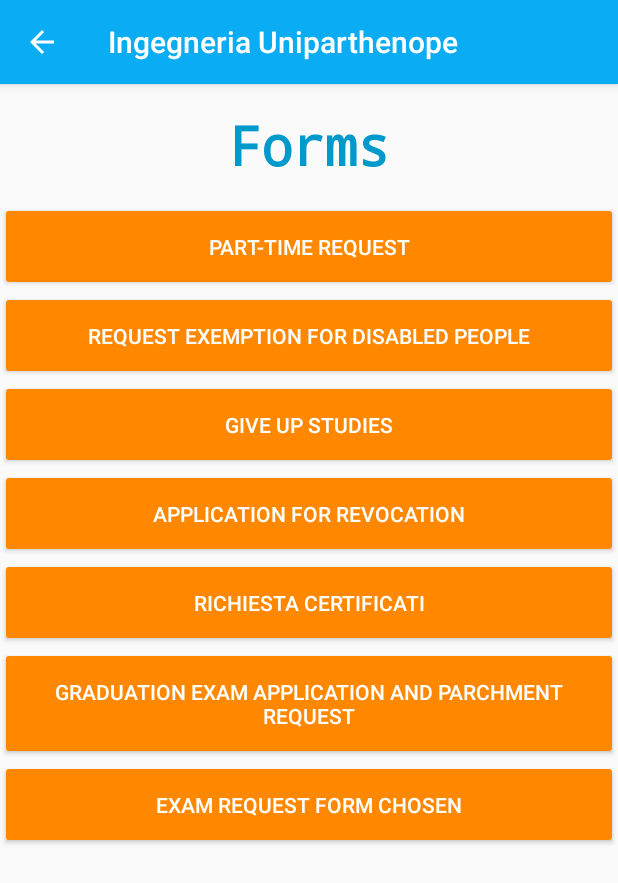
After one commit to Tianhar/IngegneriaUniparthenope, an Android app: the ModulisticaActivity screen opened directly, with no data from a screen before it, on a phone screen of 412 x 824 dp. The commit adds this screen. Shown: the top 883 px of the screen. Run offline under Robolectric (Android 15) with nearby library versions, the phone set to English and light mode, and no system bars.

Commit message:
E' stata fatta una nuova activity sulla modulistica

```diff
--- a/app/src/main/java/com/example/simon/ingegneriauniparthenope/MainActivity.java
+++ b/app/src/main/java/com/example/simon/ingegneriauniparthenope/MainActivity.java
@@ -41,6 +41,8 @@
         Button bottoneLessons = (Button) findViewById(R.id.buttonThree);
         Button bottoneUtiliy = (Button) findViewById(R.id.buttonFour);
         Button bottoneTech = (Button) findViewById(R.id.buttonFive);
+        Button bottoneMod = (Button) findViewById(R.id.buttonSix);
+
 
         if (checkConnectivity() == 1) {
             //do something
@@ -92,6 +94,13 @@
             @Override
             public void onClick(View v) {
                 startActivity(new Intent(MainActivity.this, TechActivity.class));
+            }
+        });
+
+        bottoneMod.setOnClickListener(new View.OnClickListener() {
+            @Override
+            public void onClick(View v) {
+                startActivity(new Intent(MainActivity.this, ModulisticaActivity.class));
             }
         });
 
--- /dev/null
+++ b/app/src/main/java/com/example/simon/ingegneriauniparthenope/ModulisticaActivity.java
@@ -0,0 +1,86 @@
+package com.example.simon.ingegneriauniparthenope;
+
+import android.content.Intent;
+import android.net.Uri;
+import android.os.Bundle;
+import android.support.v7.app.AppCompatActivity;
+import android.view.View;
+import android.widget.Button;
+
+public class ModulisticaActivity extends AppCompatActivity {
+    @Override
+    protected void onCreate(Bundle savedInstanceState) {
+        super.onCreate(savedInstanceState);
+        setContentView(R.layout.activity_modulistica);
+
+        getSupportActionBar().setDisplayHomeAsUpEnabled(true);
+
+
+        Button bottoneMod1 = (Button) findViewById(R.id.buttonModulo1);
+        Button bottoneMod2 = (Button) findViewById(R.id.buttonModulo2);
+        Button bottoneMod3 = (Button) findViewById(R.id.buttonModulo3);
+        Button bottoneMod4 = (Button) findViewById(R.id.buttonModulo4);
+        Button bottoneMod5 = (Button) findViewById(R.id.buttonModulo5);
+        Button bottoneMod6 = (Button) findViewById(R.id.buttonModulo6);
+        Button bottoneMod7 = (Button) findViewById(R.id.buttonModulo7);
+
+
+        bottoneMod1.setOnClickListener(new View.OnClickListener() {
+            @Override
+            public void onClick(View v) {
+                Intent browserIntent = new Intent(Intent.ACTION_VIEW, Uri.parse("http://www.ingegneria.uniparthenope.it/studenti/doc_studenti/part.pdf"));
+                startActivity(browserIntent);
+            }
+        });
+
+        bottoneMod2.setOnClickListener(new View.OnClickListener() {
+            @Override
+            public void onClick(View v) {
+                Intent browserIntent = new Intent(Intent.ACTION_VIEW, Uri.parse("http://www.ingegneria.uniparthenope.it/studenti/doc_studenti/handicap.pdf"));
+                startActivity(browserIntent);
+            }
+        });
+
+        bottoneMod3.setOnClickListener(new View.OnClickListener() {
+            @Override
+            public void onClick(View v) {
+                Intent browserIntent = new Intent(Intent.ACTION_VIEW, Uri.parse("http://www.ingegneria.uniparthenope.it/studenti/doc_studenti/rinuncia.pdf"));
+                startActivity(browserIntent);
+            }
+        });
+
+        bottoneMod4.setOnClickListener(new View.OnClickListener() {
+            @Override
+            public void onClick(View v) {
+                Intent browserIntent = new Intent(Intent.ACTION_VIEW, Uri.parse("http://www.ingegneria.uniparthenope.it/studenti/doc_studenti/decadenza.pdf"));
+                startActivity(browserIntent);
+            }
+        });
+
+        bottoneMod5.setOnClickListener(new View.OnClickListener() {
+            @Override
+            public void onClick(View v) {
+                Intent browserIntent = new Intent(Intent.ACTION_VIEW, Uri.parse("http://www.ingegneria.uniparthenope.it/studenti/doc_studenti/modulo_richiesta_certificati.pdf"));
+                startActivity(browserIntent);
+            }
+        });
+
+        bottoneMod6.setOnClickListener(new View.OnClickListener() {
+            @Override
+            public void onClick(View v) {
+                Intent browserIntent = new Intent(Intent.ACTION_VIEW, Uri.parse("http://www.ingegneria.uniparthenope.it/studenti/doc_studenti/DOMANDA_PARTECIPAZIONE_SEDUTA_DI_LAUREA.pdf"));
+                startActivity(browserIntent);
+            }
+        });
+
+        bottoneMod7.setOnClickListener(new View.OnClickListener() {
+            @Override
+            public void onClick(View v) {
+                Intent browserIntent = new Intent(Intent.ACTION_VIEW, Uri.parse("http://www.ingegneria.uniparthenope.it/studenti/doc_studenti/Mod_rich_esami_a_scelta.pdf"));
+                startActivity(browserIntent);
+            }
+        });
+
+
+    }
+}
--- a/app/src/main/res/layout/activity_main.xml
+++ b/app/src/main/res/layout/activity_main.xml
@@ -90,6 +90,14 @@
                 android:backgroundTint="@color/colorPrimary"
                 android:text="@string/staff"
                 android:textColor="@android:color/background_light" />
+
+            <Button
+                android:id="@+id/buttonSix"
+                android:layout_width="match_parent"
+                android:layout_height="wrap_content"
+                android:backgroundTint="@color/colorPrimary"
+                android:text="@string/forms"
+                android:textColor="@android:color/background_light" />
         </LinearLayout>
     </LinearLayout>
 
--- /dev/null
+++ b/app/src/main/res/layout/activity_modulistica.xml
@@ -0,0 +1,138 @@
+<?xml version="1.0" encoding="utf-8"?>
+<android.support.constraint.ConstraintLayout xmlns:android="http://schemas.android.com/apk/res/android"
+    xmlns:app="http://schemas.android.com/apk/res-auto"
+    xmlns:tools="http://schemas.android.com/tools"
+    android:layout_width="match_parent"
+    android:layout_height="match_parent"
+    tools:context=".LessonsActivity">
+
+    <LinearLayout
+        android:id="@+id/lin1"
+        android:layout_width="wrap_content"
+        android:layout_height="wrap_content"
+        android:orientation="horizontal"
+        app:layout_constraintBottom_toTopOf="@+id/textView"
+        app:layout_constraintTop_toBottomOf="@+id/guideline8"
+        tools:layout_editor_absoluteX="67dp">
+
+    </LinearLayout>
+
+    <TextView
+        android:id="@+id/textView"
+        android:layout_width="wrap_content"
+        android:layout_height="wrap_content"
+        android:fontFamily="monospace"
+        android:text="@string/forms"
+        android:textColor="@color/colorPrimaryDark"
+        android:textSize="36sp"
+        android:textStyle="normal|bold"
+        app:layout_constraintBottom_toTopOf="@+id/linearLayout"
+        app:layout_constraintEnd_toEndOf="parent"
+        app:layout_constraintHorizontal_bias="0.501"
+        app:layout_constraintStart_toStartOf="parent"
+        app:layout_constraintTop_toTopOf="parent"
+        app:layout_constraintVertical_bias="0.533" />
+
+    <LinearLayout
+        android:id="@+id/linearLayout"
+        android:layout_width="wrap_content"
+        android:layout_height="474dp"
+        android:orientation="vertical"
+        app:layout_constraintLeft_toLeftOf="parent"
+        app:layout_constraintTop_toBottomOf="@+id/guideline6">
+
+        <Button
+            android:id="@+id/buttonModulo1"
+            android:layout_width="match_parent"
+            android:layout_height="wrap_content"
+            android:backgroundTint="@color/colorAccent"
+            android:paddingBottom="20dp"
+            android:paddingTop="20dp"
+            android:text="@string/parttimerequest"
+            android:textColor="@android:color/background_light" />
+
+        <Button
+            android:id="@+id/buttonModulo2"
+            android:layout_width="match_parent"
+            android:layout_height="wrap_content"
+            android:backgroundTint="@color/colorAccent"
+            android:paddingBottom="20dp"
+            android:paddingTop="20dp"
+            android:text="@string/exemption_handicap"
+            android:textColor="@android:color/background_light" />
+
+        <Button
+            android:id="@+id/buttonModulo3"
+            android:layout_width="match_parent"
+            android:layout_height="wrap_content"
+            android:backgroundTint="@color/colorAccent"
+            android:paddingBottom="20dp"
+            android:paddingTop="20dp"
+            android:text="@string/rinuncia_studi"
+            android:textColor="@android:color/background_light" />
+
+        <Button
+            android:id="@+id/buttonModulo4"
+            android:layout_width="match_parent"
+            android:layout_height="wrap_content"
+            android:backgroundTint="@color/colorAccent"
+            android:paddingBottom="20dp"
+            android:paddingTop="20dp"
+            android:text="@string/domanda_decadenza"
+            android:textColor="@android:color/background_light" />
+
+        <Button
+            android:id="@+id/buttonModulo5"
+            android:layout_width="match_parent"
+            android:layout_height="wrap_content"
+            android:backgroundTint="@color/colorAccent"
+            android:paddingBottom="20dp"
+            android:paddingTop="20dp"
+            android:text="@string/richiesta_certificati"
+            android:textColor="@android:color/background_light" />
+
+        <Button
+            android:id="@+id/buttonModulo6"
+            android:layout_width="match_parent"
+            android:layout_height="wrap_content"
+            android:backgroundTint="@color/colorAccent"
+            android:paddingBottom="20dp"
+            android:paddingTop="20dp"
+            android:text="@string/domand_laurea"
+            android:textColor="@android:color/background_light" />
+
+        <Button
+            android:id="@+id/buttonModulo7"
+            android:layout_width="match_parent"
+            android:layout_height="wrap_content"
+            android:backgroundTint="@color/colorAccent"
+            android:paddingBottom="20dp"
+            android:paddingTop="20dp"
+            android:text="@string/esami_scelta"
+            android:textColor="@android:color/background_light" />
+
+
+    </LinearLayout>
+
+    <android.support.constraint.Guideline
+        android:id="@+id/guideline4"
+        android:layout_width="wrap_content"
+        android:layout_height="wrap_content"
+        android:orientation="horizontal"
+        app:layout_constraintGuide_begin="642dp" />
+
+    <android.support.constraint.Guideline
+        android:id="@+id/guideline6"
+        android:layout_width="wrap_content"
+        android:layout_height="wrap_content"
+        android:orientation="horizontal"
+        app:layout_constraintGuide_begin="79dp" />
+
+    <android.support.constraint.Guideline
+        android:id="@+id/guideline8"
+        android:layout_width="wrap_content"
+        android:layout_height="wrap_content"
+        android:orientation="horizontal"
+        app:layout_constraintGuide_begin="-1dp" />
+
+</android.support.constraint.ConstraintLayout>
--- a/app/src/main/res/values/strings.xml
+++ b/app/src/main/res/values/strings.xml
@@ -35,4 +35,13 @@
     <string name="staff">Staff</string>
     <string name="downloaderror">Download error</string>
     <string name="nointernet">No Internet connection. This app needs an active internet connection to work as intended!</string>
+    <string name="forms">Forms</string>
+    <string name="parttimerequest">Part-time request</string>
+    <string name="exemption_handicap">Request exemption for disabled people</string>
+    <string name="rinuncia_studi">give up studies</string>
+    <string name="domanda_decadenza">Application for revocation</string>
+    <string name="richiesta_certificati">Richiesta certificati</string>
+    <string name="domanda_laurea">Graduation exam application</string>
+    <string name="esami_scelta">exam request form chosen</string>
+    <string name="domand_laurea">graduation exam application and parchment request</string>
 </resources>
```
Also changed, not shown: app/src/main/AndroidManifest.xml (+10 -2 lines), 1 other file.
